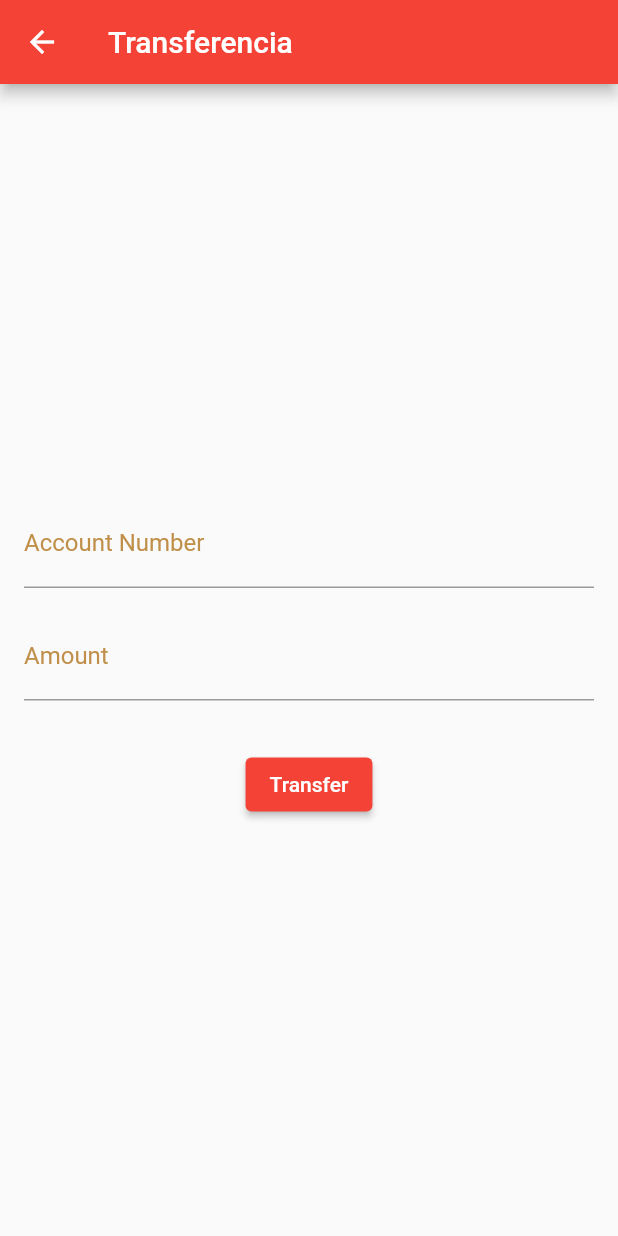
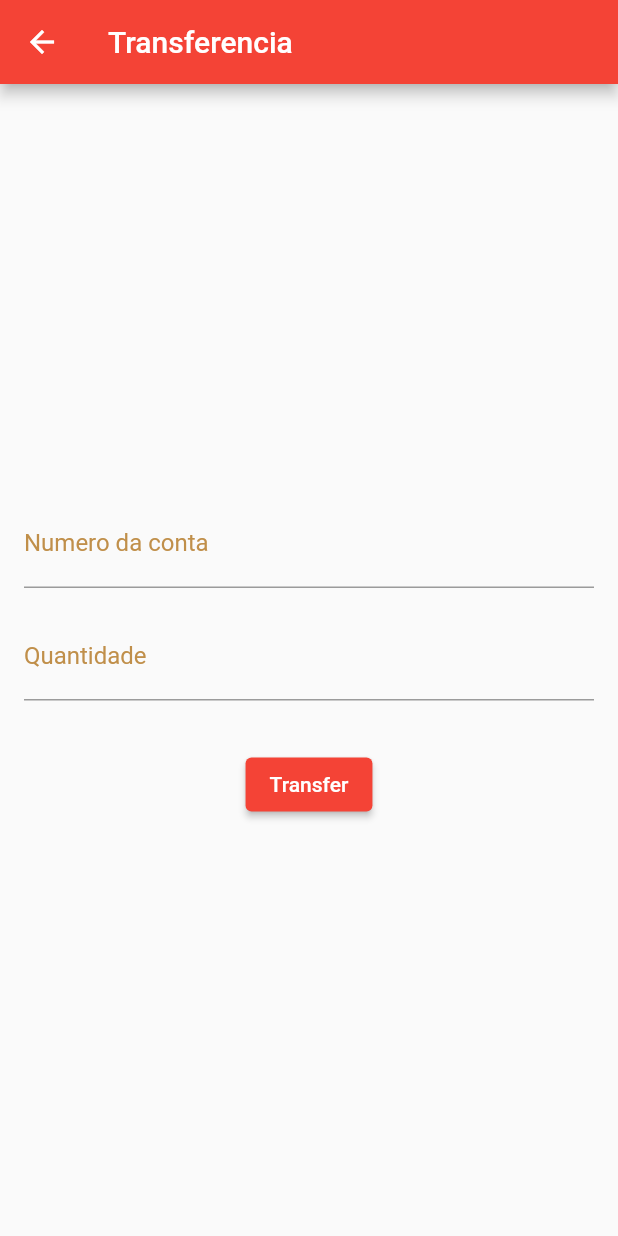
Before and after one commit to Andre-A-Siqueira/trabalho_01, a Flutter app: the TransferPage screen opened directly, on a phone screen of 412 x 824 dp. Run offline on Flutter 3.47's test engine with Material 2 defaults, Android fonts, the light colour scheme and no system bars; our stand-ins replace share_plus; network calls fail.

Commit message:
mais comentarios

```diff
--- a/lib/principal_page.dart
+++ b/lib/principal_page.dart
@@ -26,9 +26,10 @@ class Principal extends StatelessWidget {
           children: [
             ElevatedButton(
               onPressed: () {
-                Navigator.pushNamed(context, '/transfer');
+                Navigator.pushNamed(
+                    context, '/transfer'); //! Endere;o que deve acessar */
               },
-              child: const Text('Transfer'),
+              child: const Text('Transferencia'),
             ),
           ],
         ),
@@ -47,19 +48,17 @@ class TransferPage extends StatelessWidget {
         title: const Text('Transferencia'),
       ),
       body: Padding(
-        padding: const EdgeInsets.all(16.0),
+        padding: const EdgeInsets.all(16.0), //! ExpaÇãmento */
         child: Column(
-          mainAxisAlignment: MainAxisAlignment.center,
+          mainAxisAlignment: MainAxisAlignment.center, //! Centraliza;ão */
           children: [
             const TextField(
-              decoration: InputDecoration(
-                labelText: 'Account Number',
-              ),
+              decoration: InputDecoration(labelText: 'Numero da conta'),
             ),
             const SizedBox(height: 16.0),
             const TextField(
               decoration: InputDecoration(
-                labelText: 'Amount',
+                labelText: 'Quantidade',
               ),
             ),
             const SizedBox(height: 32.0),
--- a/lib/tela_apresentacao.dart
+++ b/lib/tela_apresentacao.dart
@@ -38,7 +38,7 @@ class TesteState extends State<Teste> {
             ElevatedButton(
               child: const Text('Fazer Login'),
               onPressed: () {
-                Navigator.pushReplacementNamed(context, '/login');
+                Navigator.pushReplacementNamed(context, '/login'); //! endere;o que deve acessar */
               },
             ),
           ],
```
Also changed, not shown: lib/cotacao_page2.dart (+27 -16 lines), lib/login_page.dart (+25 -14 lines).
